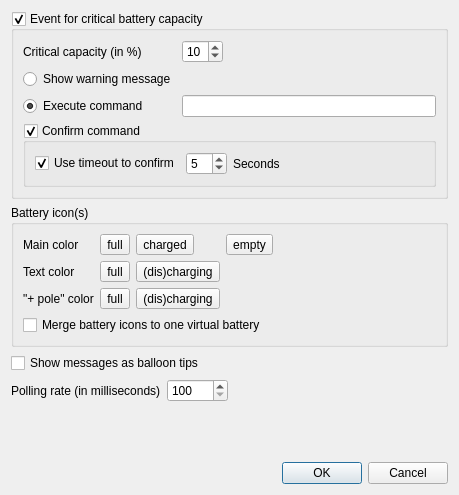
First picture: the form in settingsdialog.ui, repository ZanyXDev/qbat, before the edit.
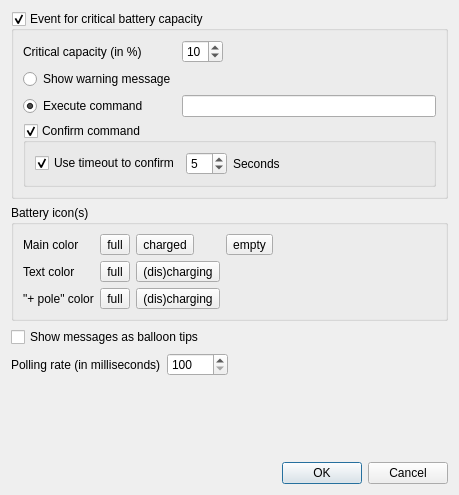
Second picture: the form after the edit. Icons and pictures are not drawn.

Commit message: new icons, new timer for pow. supply removes/adds, removed merged battery

Patch:
```diff
--- a/settingsdialog.ui
+++ b/settingsdialog.ui
@@ -142,10 +142,23 @@
      <property name="title" >
       <string>Battery icon(s)</string>
      </property>
-     <layout class="QGridLayout" >
-      <item row="0" column="0" colspan="2" >
-       <widget class="QLabel" name="mainColorLabel" >
-        <property name="text" >
+     <layout class="QGridLayout">
+      <item row="0" column="5" rowspan="3">
+       <spacer name="spacer2">
+        <property name="orientation">
+         <enum>Qt::Horizontal</enum>
+        </property>
+        <property name="sizeHint" stdset="0">
+         <size>
+          <width>40</width>
+          <height>20</height>
+         </size>
+        </property>
+       </spacer>
+      </item>
+      <item row="0" column="0" colspan="2">
+       <widget class="QLabel" name="mainColorLabel">
+        <property name="text">
          <string>Main color</string>
         </property>
        </widget>
@@ -234,26 +247,6 @@
         </property>
        </widget>
       </item>
-      <item row="3" column="0" colspan="6" >
-       <widget class="QCheckBox" name="mergeBatteryCheck" >
-        <property name="text" >
-         <string>Merge battery icons to one virtual battery</string>
-        </property>
-       </widget>
-      </item>
-      <item rowspan="3" row="0" column="5" >
-       <spacer name="spacer2" >
-        <property name="orientation" >
-         <enum>Qt::Horizontal</enum>
-        </property>
-        <property name="sizeHint" stdset="0" >
-         <size>
-          <width>40</width>
-          <height>20</height>
-         </size>
-        </property>
-       </spacer>
-      </item>
      </layout>
      <zorder>mainColorLabel</zorder>
      <zorder>mainFullColorButton</zorder>
```
Left out of the diff: 259 changed lines with no effect on the pictures. The commit also changes 12 other files.
